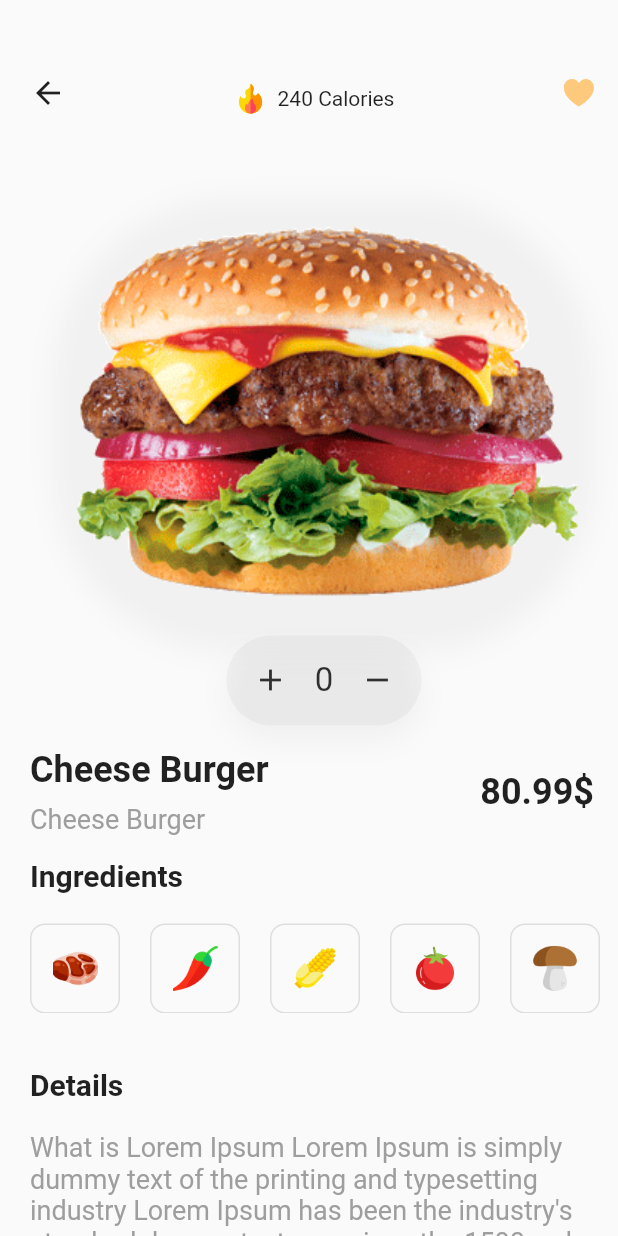
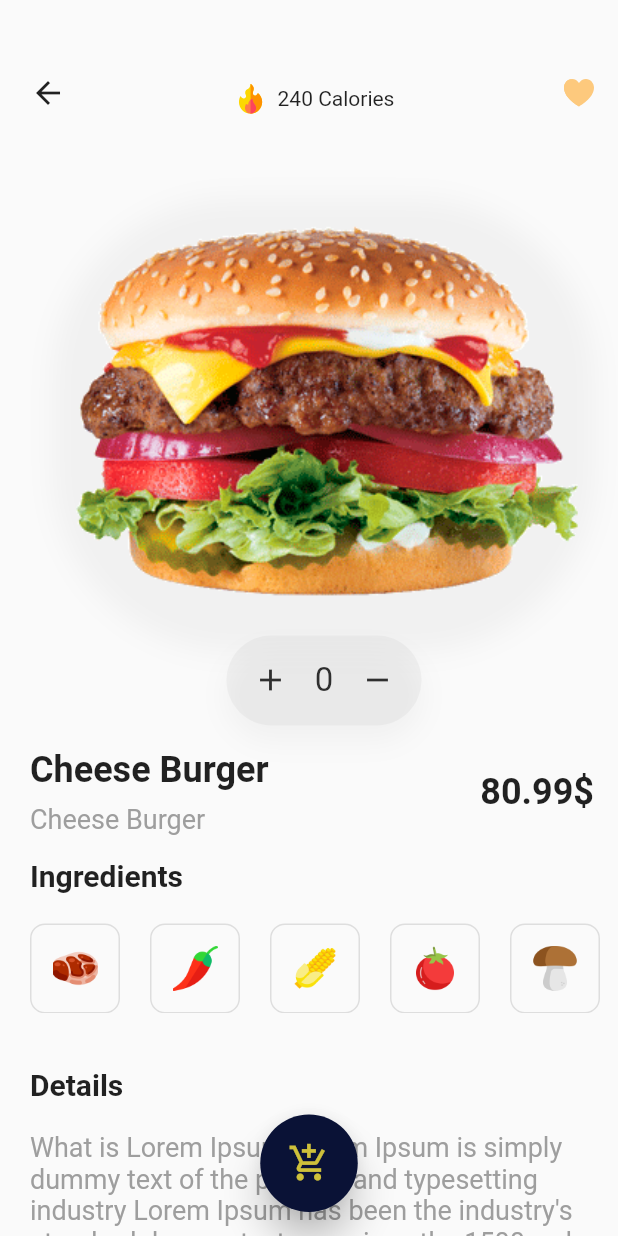
Before and after one commit to HayderHatem/burger_house, a Flutter app: the screen it shows after launch, after a tap on an icon or button, on a phone screen of 412 x 824 dp. Run offline on Flutter 3.47's test engine with Material 2 defaults, Android fonts, the phone set to English and light mode, and no system bars; our stand-ins replace flutter_svg.

Commit message:
add floating action button

```diff
--- a/lib/screens/product/product_details.dart
+++ b/lib/screens/product/product_details.dart
@@ -13,6 +13,20 @@ class ProductDetails extends StatelessWidget {
       body: ProductBody(
         product: product,
       ),
+
+      floatingActionButton : Container(
+        height: 65.0,
+        width: 65.0,
+        child: FittedBox(
+          child: FloatingActionButton(
+              elevation: 10.0,
+              child: new Icon(Icons.add_shopping_cart,color: Colors.yellow.withOpacity(0.8),),
+              backgroundColor: Color(0xFF0A1236),
+              onPressed: (){}
+          ),
+        ),
+      ),
+      floatingActionButtonLocation: FloatingActionButtonLocation.centerFloat,
     );
   }
 }
```
